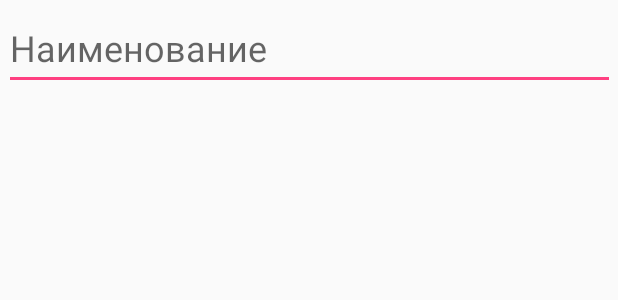
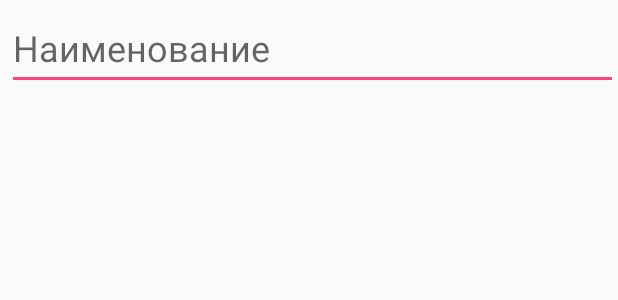
Before and after one commit to brm7777/brm_my_lesson, an Android app: the layout activity_subject_add.xml on its own in the app's theme, with its tools: preview values and no code run, on a phone screen of 412 x 824 dp. Shown: the top 300 px of the screen. Run offline under Robolectric (Android 15) with nearby library versions, the phone set to English and light mode, and no system bars.

Commit message:
Оптимизация внешнего вида форм

```diff
--- a/app/src/main/res/layout/activity_subject_add.xml
+++ b/app/src/main/res/layout/activity_subject_add.xml
@@ -15,12 +15,11 @@
         android:layout_weight="1"
         android:ems="10"
         android:hint="@string/subject_name"
-        android:inputType="textPersonName"
+        android:inputType="textCapWords"
         android:textColorHighlight="#00000000"
         android:textColorLink="#000C0C0C"
         android:textSize="24sp"
         app:layout_constraintEnd_toEndOf="parent"
-        app:layout_constraintStart_toStartOf="parent"
         app:layout_constraintTop_toTopOf="parent" />
 
 </android.support.constraint.ConstraintLayout>
--- a/app/src/main/res/layout/card_view_item.xml
+++ b/app/src/main/res/layout/card_view_item.xml
@@ -19,7 +19,7 @@
             android:layout_height="wrap_content"
             android:padding="1dp"
             android:textColor="@color/cardview_dark_background"
-            android:textSize="12pt"
+            android:textSize="10pt"
             android:id="@+id/Lesson_name"/>
 </LinearLayout>
 </android.support.v7.widget.CardView>
--- a/app/src/main/res/layout/fragment_subjects.xml
+++ b/app/src/main/res/layout/fragment_subjects.xml
@@ -9,7 +9,7 @@
         android:id="@android:id/list"
         android:layout_width="match_parent"
         android:layout_height="wrap_content"
-        android:dividerHeight="14.5sp"
+        android:dividerHeight="5.5sp"
         android:importantForAccessibility="auto"></ListView>
 
 </FrameLayout>
```
